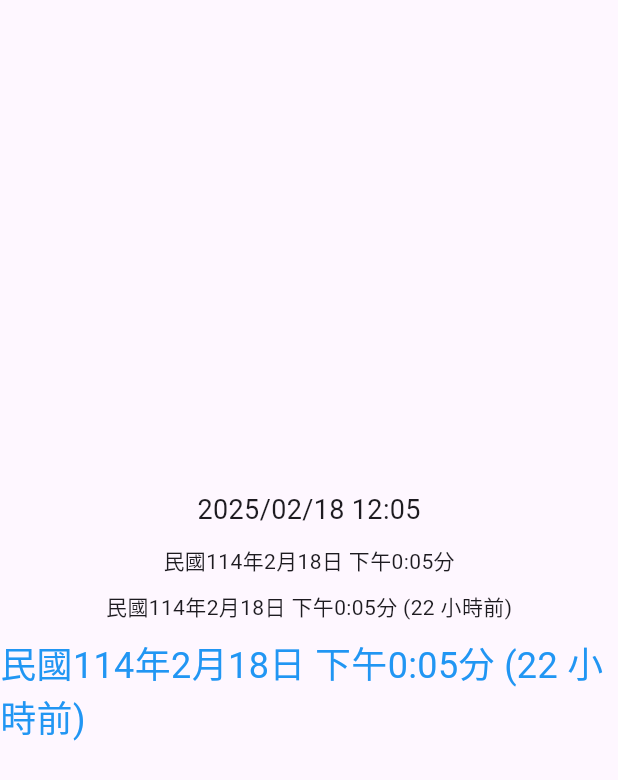
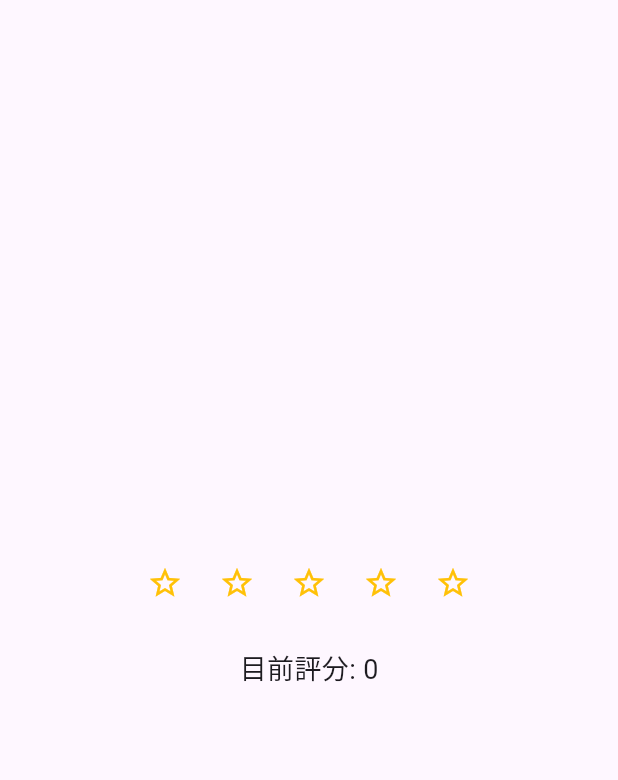
Before and after one commit to gamefan/flutter_training, a Flutter app: the screen it shows after launch, on a phone screen of 412 x 824 dp. Shown: the top 780 px of the screen. Run offline on Flutter 3.47's test engine with Material 3 defaults, Android fonts, the phone set to English and light mode, and no system bars.

Commit message:
hw 03，完成

```diff
--- a/lib/main.dart
+++ b/lib/main.dart
@@ -1,5 +1,5 @@
 import 'package:flutter/material.dart';
-import 'package:flutter_training/widgets/taiwan_time.dart';
+import 'widgets/star_rating.dart';
 
 void main() {
   runApp(const MainApp());
@@ -13,37 +13,29 @@ class MainApp extends StatefulWidget {
 }
 
 class _MainAppState extends State<MainApp> {
-  final DateTime fixedTime = DateTime(2025, 2, 18, 12, 5); // 統一時間 2025/02/18 12:05
+  int _rating = 0;
 
   @override
   Widget build(BuildContext context) {
     return MaterialApp(
       home: Scaffold(
         body: Center(
-          child: Column(mainAxisAlignment: MainAxisAlignment.center, children: [
-            // 1. 標準顯示時間（yyyy/MM/dd HH:mm）
-            Text(
-              "${fixedTime.year}/${fixedTime.month.toString().padLeft(2, '0')}/${fixedTime.day.toString().padLeft(2, '0')} "
-              "${fixedTime.hour.toString().padLeft(2, '0')}:${fixedTime.minute.toString().padLeft(2, '0')}",
-              style: const TextStyle(fontSize: 18),
-            ),
-            const SizedBox(height: 10),
-            // 2. 沒有模糊時間的 TaiwanTime
-            TaiwanTime(time: fixedTime),
-
-            const SizedBox(height: 10),
-
-            // 3. 有模糊時間的 TaiwanTime
-            TaiwanTime(time: fixedTime, showFuzzy: true),
-
-            const SizedBox(height: 10),
-            // 4. 有模糊時間 + 自訂樣式 (文字大小 24，顏色深藍色)
-            TaiwanTime(
-              time: fixedTime,
-              showFuzzy: true,
-              style: const TextStyle(fontSize: 24, color: Colors.blue),
-            ),
-          ]),
+          child: Column(
+            mainAxisAlignment: MainAxisAlignment.center,
+            children: [
+              StarRating(
+                rating: _rating,
+                onRatingChanged: (newRating) {
+                  setState(() {
+                    _rating = newRating;
+                    print('評分事件觸發，評分為: $_rating');
+                  });
+                },
+              ),
+              const SizedBox(height: 20),
+              Text("目前評分: $_rating", style: const TextStyle(fontSize: 18)),
+            ],
+          ),
         ),
       ),
     );
--- /dev/null
+++ b/lib/widgets/star_rating.dart
@@ -0,0 +1,60 @@
+import 'package:flutter/material.dart';
+
+/// 星星按鈕
+class Star extends StatelessWidget {
+  final bool filled;
+  final Function() onPressed;
+
+  const Star({super.key, required this.filled, required this.onPressed});
+
+  @override
+  Widget build(BuildContext context) {
+    return IconButton(
+      icon: Icon(
+        filled ? Icons.star : Icons.star_border, // 滿星 / 空星
+        color: Colors.amber,
+      ),
+      onPressed: onPressed,
+    );
+  }
+}
+
+/// 星級評分 Widget
+class StarRating extends StatefulWidget {
+  final int rating;
+  final void Function(int) onRatingChanged;
+
+  const StarRating({super.key, required this.rating, required this.onRatingChanged});
+
+  @override
+  _StarRatingState createState() => _StarRatingState();
+}
+
+class _StarRatingState extends State<StarRating> {
+  int _currentRating = 0;
+
+  @override
+  void initState() {
+    super.initState();
+    _currentRating = widget.rating; // 初始化評分
+  }
+
+  @override
+  Widget build(BuildContext context) {
+    return Row(
+      mainAxisSize: MainAxisSize.min,
+      children: [
+        for (int i = 0; i < 5; ++i)
+          Star(
+            filled: i < _currentRating,
+            onPressed: () {
+              setState(() {
+                _currentRating = i + 1; // 更新評分
+              });
+              widget.onRatingChanged(_currentRating); // 觸發事件
+            },
+          )
+      ],
+    );
+  }
+}
```
